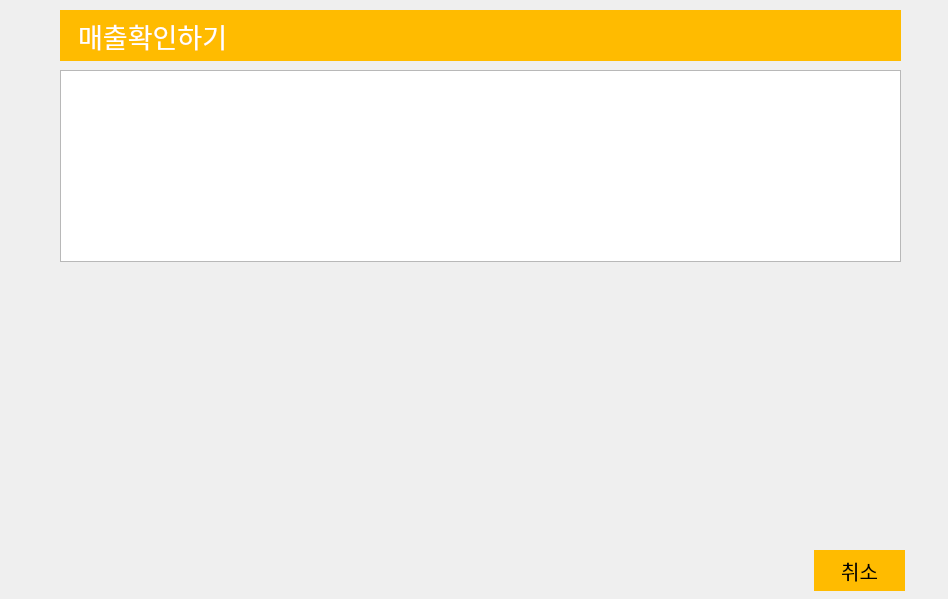
The window that snack_bar.ui (jungyeonwoo265/snack_bar) describes before a commit, drawn with Qt 5.
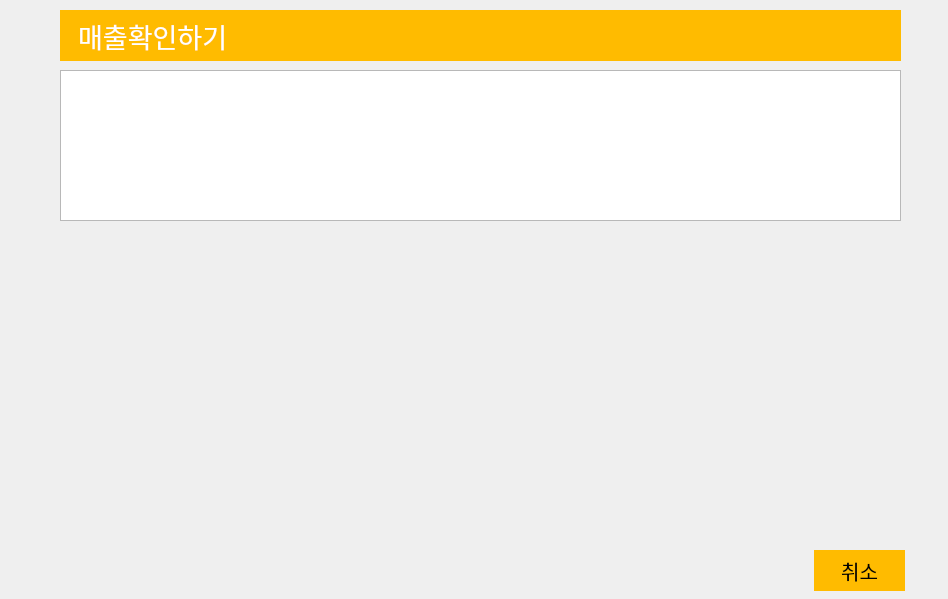
The same window after the commit. The open tabs and pages were chosen to show the change. Icons and pictures are not drawn.

Commit message: 신제품추가

The edit to the form file:
```diff
--- a/snack_bar.ui
+++ b/snack_bar.ui
@@ -1643,9 +1643,9 @@
      <property name="geometry">
       <rect>
        <x>40</x>
-       <y>270</y>
+       <y>220</y>
        <width>841</width>
-       <height>261</height>
+       <height>311</height>
       </rect>
      </property>
      <layout class="QVBoxLayout" name="verticalLayout"/>
@@ -1680,7 +1680,7 @@
        <x>40</x>
        <y>60</y>
        <width>841</width>
-       <height>192</height>
+       <height>151</height>
       </rect>
      </property>
     </widget>
```
Left out of the diff: 2 changed lines with no effect on the pictures.
